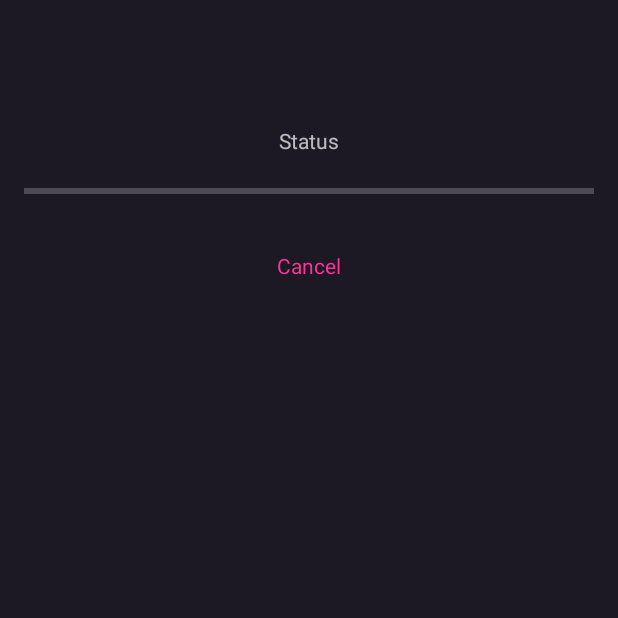
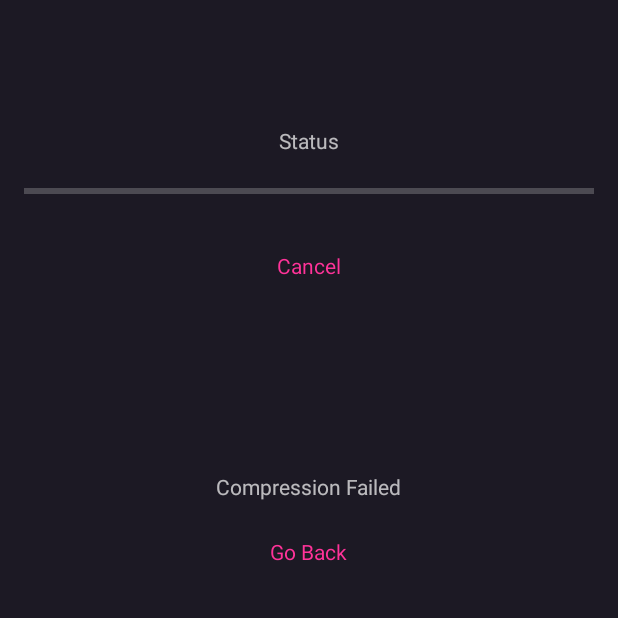
Before and after one commit to photoshot-inc/media-compressor, an Android app: the fragment ProgressFragment placed in its activity, on a phone screen of 412 x 824 dp, the top half of it. Run offline under Robolectric (Android 15) with nearby library versions, the phone set to English and light mode, and no system bars; our stand-ins replace AdMob, EventBus; pictures from the network do not load.

Commit message:
Failed or Cancelled state ui

```diff
--- a/app/src/main/java/videoeditor/compressor/video/features/progress/ProgressFragment.kt
+++ b/app/src/main/java/videoeditor/compressor/video/features/progress/ProgressFragment.kt
@@ -74,8 +74,13 @@ class ProgressFragment : BaseObservableFragment<FragmentProgressBinding,
             binding.progress.isIndeterminate = it < 0
             binding.progress.progress = it
         }
+        binding.exitOnErrorBtn.setOnClickListener {
+            activity?.onBackPressedDispatcher?.onBackPressed()
+        }
         service.state.observe(viewLifecycleOwner) { state ->
             binding.successView.isVisible = state is ServiceState.Success
+            binding.errorView.isVisible =
+                state is ServiceState.Cancelled || state is ServiceState.Failed
             binding.progressView.isVisible =
                 state is ServiceState.Processing || state is ServiceState.Started
             when (state) {
@@ -93,6 +98,13 @@ class ProgressFragment : BaseObservableFragment<FragmentProgressBinding,
                     val inSize = "${state.data.inputVideoInfo.size.readableSize()}"
                     binding.inputSize.text = "$inDimen\n$inSize"
                     binding.outputSize.text = "$outDimen\n$outSize"
+                }
+                is ServiceState.Cancelled -> {
+                    binding.erroMessage.text = "Cancelled by user"
+                }
+
+                is ServiceState.Failed -> {
+                    binding.erroMessage.text = "Compression Failed"
                 }
                 else -> {}
             }
--- a/app/src/main/res/layout/fragment_progress.xml
+++ b/app/src/main/res/layout/fragment_progress.xml
@@ -28,7 +28,7 @@
         android:layout_width="match_parent"
         android:layout_height="wrap_content"
         android:paddingVertical="60dp"
-        tools:visibility="visible">
+        tools:visibility="gone">
 
         <TextView
             android:id="@+id/status"
@@ -73,7 +73,7 @@
         android:layout_width="match_parent"
         android:layout_height="wrap_content"
         android:visibility="gone"
-        tools:visibility="visible">
+        tools:visibility="gone">
 
         <devs.core.views.ClippedImageView
             android:id="@+id/outputVideoThumb"
@@ -226,4 +226,32 @@
                 app:layout_constraintTop_toTopOf="parent" />
         </androidx.constraintlayout.widget.ConstraintLayout>
     </androidx.constraintlayout.widget.ConstraintLayout>
+
+    <LinearLayout
+        android:id="@+id/errorView"
+        android:layout_width="match_parent"
+        android:layout_height="wrap_content"
+        android:gravity="center"
+        android:orientation="vertical"
+        android:paddingVertical="60dp"
+        android:visibility="visible">
+
+        <TextView
+            android:id="@+id/erroMessage"
+            android:layout_width="wrap_content"
+            android:layout_height="wrap_content"
+            android:text="Compression Failed" />
+
+        <TextView
+            android:id="@+id/exitOnErrorBtn"
+            android:layout_width="wrap_content"
+            android:layout_height="wrap_content"
+            android:layout_marginTop="12dp"
+            android:background="?selectableItemBackground"
+            android:clickable="true"
+            android:focusable="true"
+            android:padding="12dp"
+            android:text="Go Back"
+            android:textColor="@color/redish_tint" />
+    </LinearLayout>
 </LinearLayout>
```
